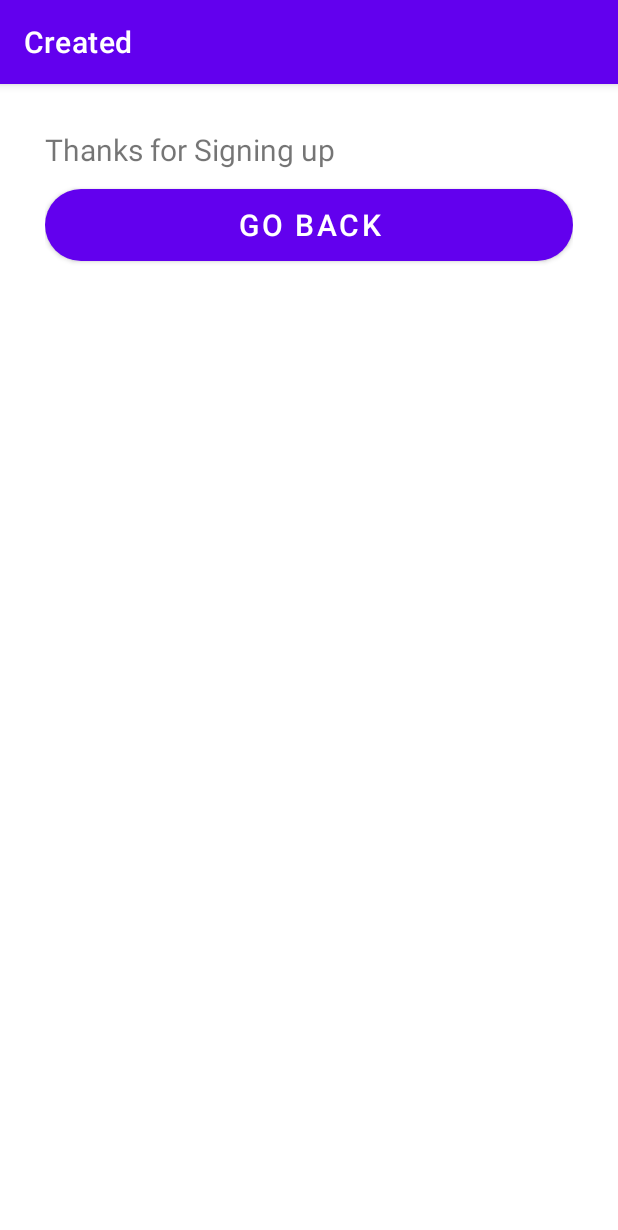
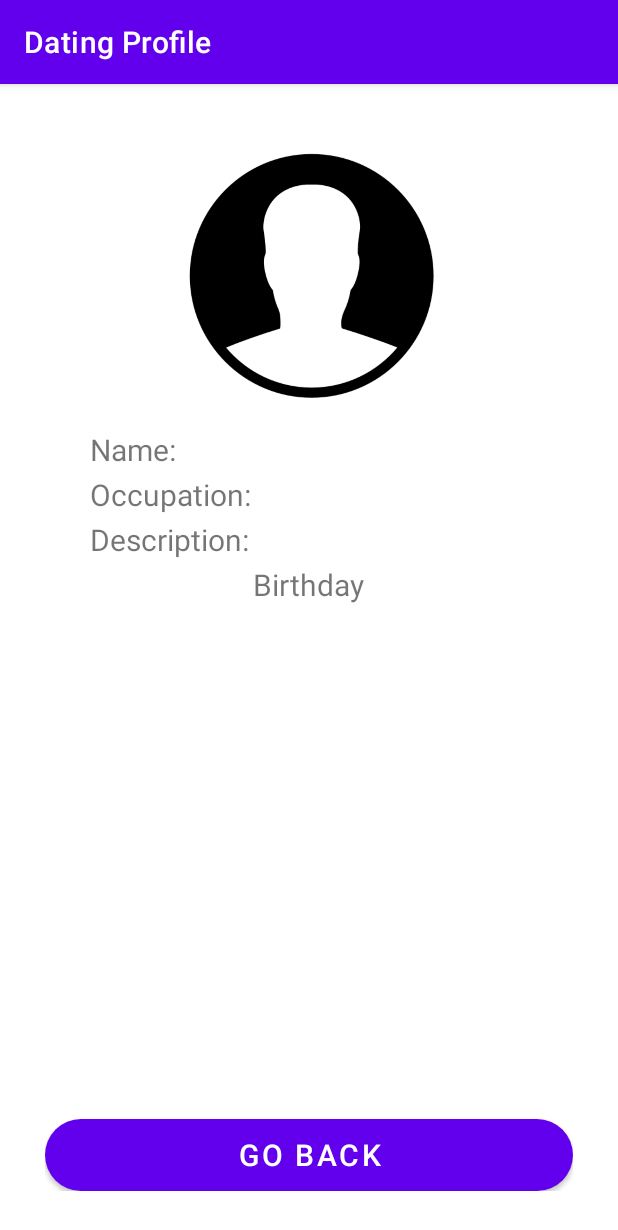
Before and after one commit to TimnLyt/HelloWorld, an Android app: the screen it shows after launch (LoggedIn), after a tap on "REGISTER", on a phone screen of 412 x 824 dp. Shown: the top 1230 px of the screen. Run offline under Robolectric (Android 15) with nearby library versions, the phone set to English and light mode, and no system bars; 1 other tap on this screen came first.

Commit message:
Assignment 3

```diff
--- a/app/src/main/java/com/example/helloworld/LoggedIn.java
+++ b/app/src/main/java/com/example/helloworld/LoggedIn.java
@@ -8,22 +8,34 @@ import android.widget.TextView;
 import androidx.appcompat.app.AppCompatActivity;
 
 public class LoggedIn extends AppCompatActivity {
-    private TextView text_input_name;
+    private TextView text_input_name, text_input_occupation, text_input_description;
     private Button goBack;
+    private TextView text_age;
+    private TextView birthdayText;
 
     @Override
     protected void onCreate(Bundle savedInstanceState) {
         super.onCreate(savedInstanceState);
         setContentView(R.layout.activity_logged_in);
-        getSupportActionBar().setTitle("Created");
+        getSupportActionBar().setTitle("Dating Profile");
 
         goBack = (Button) findViewById(R.id.back_button);
 
         text_input_name = findViewById(R.id.text_name);
+        text_input_occupation = findViewById(R.id.text_occupation);
+        text_input_description = findViewById(R.id.text_description);
+        birthdayText = findViewById(R.id.text_age);
+
 
         String username = getIntent().getStringExtra("keyname");
+        String occupation = getIntent().getStringExtra("keyoccupation");
+        String description = getIntent().getStringExtra("keydescription");
+        String age = getIntent().getStringExtra("keyage");
 
         text_input_name.setText(username);
+        text_input_occupation.setText(occupation);
+        text_input_description.setText(description);
+        birthdayText.setText(age);
 
         goBack.setOnClickListener(new View.OnClickListener() {
             @Override
--- a/app/src/main/java/com/example/helloworld/Signup_Form.java
+++ b/app/src/main/java/com/example/helloworld/Signup_Form.java
@@ -19,8 +19,8 @@ import java.util.Calendar;
 
 public class Signup_Form extends AppCompatActivity implements DatePickerDialog.OnDateSetListener {
     private Button button;
-    private EditText text_input_name;
-
+    private EditText text_input_name, text_input_occupation, text_input_description;
+    private Button  birthday;
 
     @SuppressLint("WrongViewCast")
     @Override
@@ -28,19 +28,27 @@ public class Signup_Form extends AppCompatActivity implements DatePickerDialog.O
         super.onCreate(savedInstanceState);
         setContentView(R.layout.activity_signup__form);
         text_input_name = findViewById(R.id.text_input_name);
+        text_input_occupation = findViewById(R.id.text_input_occupation);
+        text_input_description = findViewById(R.id.text_input_description);
 
-
+        birthday = findViewById(R.id.birthday);
 
         button = findViewById(R.id.button);
-        getSupportActionBar().setTitle("Signup Form");
+        getSupportActionBar().setTitle("Dating Profile Signup Form");
 
         button.setOnClickListener(new View.OnClickListener() {
             @Override
             public void onClick(View v) {
                 String username = text_input_name.getText().toString();
+                String occupation = text_input_occupation.getText().toString();
+                String description = text_input_description.getText().toString();
+                String age = birthday.getText().toString();
 
                 Intent intent = new Intent(Signup_Form.this,LoggedIn.class);
-                intent.putExtra( "keyname",username);
+                intent.putExtra("keyname",username);
+                intent.putExtra("keyoccupation",occupation);
+                intent.putExtra("keydescription",description);
+                intent.putExtra("keyage",age);
                 startActivity(intent);
             }
         });
@@ -67,6 +75,7 @@ public class Signup_Form extends AppCompatActivity implements DatePickerDialog.O
         textView.setText(currentDateString);
     }
 
+
     @Override
     protected void onRestart() {
         super.onRestart();
--- a/app/src/main/res/layout/activity_logged_in.xml
+++ b/app/src/main/res/layout/activity_logged_in.xml
@@ -12,6 +12,7 @@
         android:id="@+id/back_button"
         android:layout_width="match_parent"
         android:layout_height="wrap_content"
+        android:layout_gravity="bottom"
         android:text="Go Back"
         android:textSize="20sp"
         android:textColor="#ffffff"
@@ -19,17 +20,24 @@
         android:background="@drawable/rounded_button"
         />
 
-    <LinearLayout
+    <ImageView
         android:layout_width="wrap_content"
-        android:layout_height="wrap_content"
-        android:orientation="horizontal">
+        android:layout_height="200dp"
+        android:src="@drawable/icon" />
+
+    <LinearLayout xmlns:android="http://schemas.android.com/apk/res/android"
+        android:layout_gravity="center_horizontal"
+        android:paddingLeft="30dp"
+        android:layout_width="fill_parent"
+        android:layout_height="fill_parent">
 
         <TextView
             android:layout_width="wrap_content"
             android:layout_height="wrap_content"
-            android:layout_marginRight="8dp"
             android:layout_gravity="center_horizontal"
-            android:text="Thanks for Signing up"
+            android:paddingTop="200dp"
+            android:paddingRight="10dp"
+            android:text="Name:"
             android:textSize="20sp"
             />
 
@@ -38,8 +46,73 @@
             android:layout_width="wrap_content"
             android:layout_height="wrap_content"
             android:layout_gravity="center_horizontal"
+            android:paddingTop="200dp"
             android:text="Name"
             android:textSize="20sp"
             />
     </LinearLayout>
+
+    <LinearLayout xmlns:android="http://schemas.android.com/apk/res/android"
+        android:layout_gravity="center_horizontal"
+        android:paddingLeft="30dp"
+        android:paddingTop="30dp"
+        android:layout_width="fill_parent"
+        android:layout_height="fill_parent">
+
+        <TextView
+            android:layout_width="wrap_content"
+            android:layout_height="wrap_content"
+            android:layout_gravity="center_horizontal"
+            android:paddingTop="200dp"
+            android:paddingRight="10dp"
+            android:text="Occupation:"
+            android:textSize="20sp"
+            />
+        <TextView
+            android:id="@+id/text_occupation"
+            android:layout_width="wrap_content"
+            android:layout_height="wrap_content"
+            android:layout_gravity="center_horizontal"
+            android:paddingTop="200dp"
+            android:text="Occupation"
+            android:textSize="20sp"
+            />
+    </LinearLayout>
+
+    <LinearLayout xmlns:android="http://schemas.android.com/apk/res/android"
+        android:layout_gravity="center_horizontal"
+        android:paddingLeft="30dp"
+        android:paddingTop="60dp"
+        android:layout_width="fill_parent"
+        android:layout_height="fill_parent">
+
+        <TextView
+            android:layout_width="wrap_content"
+            android:layout_height="wrap_content"
+            android:layout_gravity="center_horizontal"
+            android:paddingTop="200dp"
+            android:paddingRight="10dp"
+            android:text="Description:"
+            android:textSize="20sp"
+            />
+        <TextView
+            android:id="@+id/text_description"
+            android:layout_width="wrap_content"
+            android:layout_height="wrap_content"
+            android:layout_gravity="center_horizontal"
+            android:paddingTop="200dp"
+            android:text="Description"
+            android:textSize="20sp"
+            />
+    </LinearLayout>
+
+    <TextView
+        android:id="@+id/text_age"
+        android:layout_width="wrap_content"
+        android:layout_height="wrap_content"
+        android:layout_gravity="center_horizontal"
+        android:paddingTop="290dp"
+        android:text="Age"
+        android:textSize="20sp"
+        />
 </FrameLayout>
```
Also changed, not shown: app/src/main/res/layout/activity_signup__form.xml (+49 -2 lines), app/src/main/res/drawable/icon.png (added).
